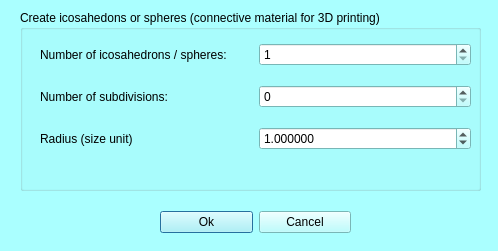
Old version of the form MorphoDig/Qt/mqIcosahedronDialog.ui in the repository morphomuseum/MorphoDig.
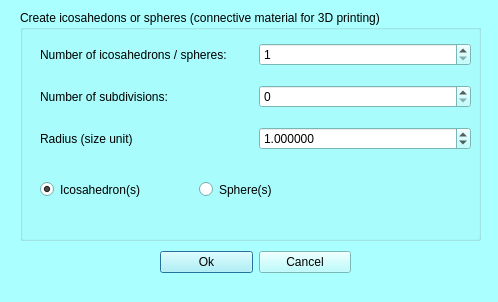
New version of the form.

Commit message: Icos and Spheres

```diff
--- a/MorphoDig/Qt/mqIcosahedronDialog.ui
+++ b/MorphoDig/Qt/mqIcosahedronDialog.ui
@@ -7,7 +7,7 @@
     <x>0</x>
     <y>0</y>
     <width>498</width>
-    <height>251</height>
+    <height>302</height>
    </rect>
   </property>
   <property name="palette">
@@ -432,7 +432,7 @@
    <property name="geometry">
     <rect>
      <x>160</x>
-     <y>210</y>
+     <y>250</y>
      <width>191</width>
      <height>25</height>
     </rect>
@@ -460,7 +460,7 @@
      <x>20</x>
      <y>10</y>
      <width>461</width>
-     <height>181</height>
+     <height>231</height>
     </rect>
    </property>
    <property name="title">
@@ -547,6 +547,35 @@
      </item>
     </layout>
    </widget>
+   <widget class="QWidget" name="verticalLayoutWidget_2">
+    <property name="geometry">
+     <rect>
+      <x>20</x>
+      <y>170</y>
+      <width>311</width>
+      <height>19</height>
+     </rect>
+    </property>
+    <layout class="QHBoxLayout" name="horizontalLayout_4">
+     <item>
+      <widget class="QRadioButton" name="icosahedrons">
+       <property name="text">
+        <string>Icosahedron(s)</string>
+       </property>
+       <property name="checked">
+        <bool>true</bool>
+       </property>
+      </widget>
+     </item>
+     <item>
+      <widget class="QRadioButton" name="spheres">
+       <property name="text">
+        <string>Sphere(s)</string>
+       </property>
+      </widget>
+     </item>
+    </layout>
+   </widget>
   </widget>
  </widget>
  <resources>
```
The commit also changes 3 other files.
